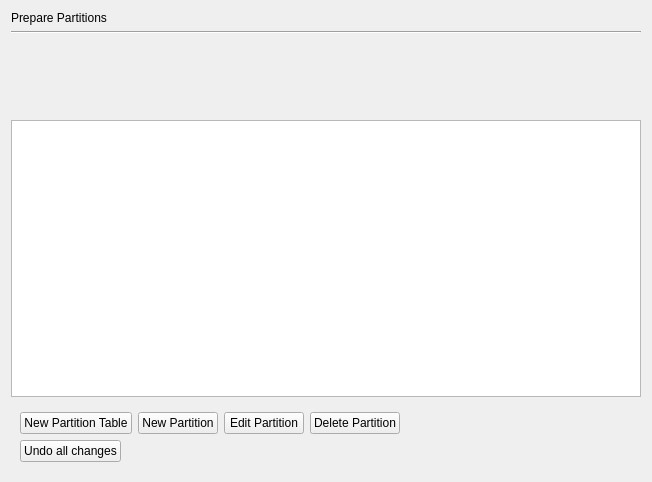
chenhan1218/ubiquity, file gui/qt/stepPartMan.ui: the form before one commit.
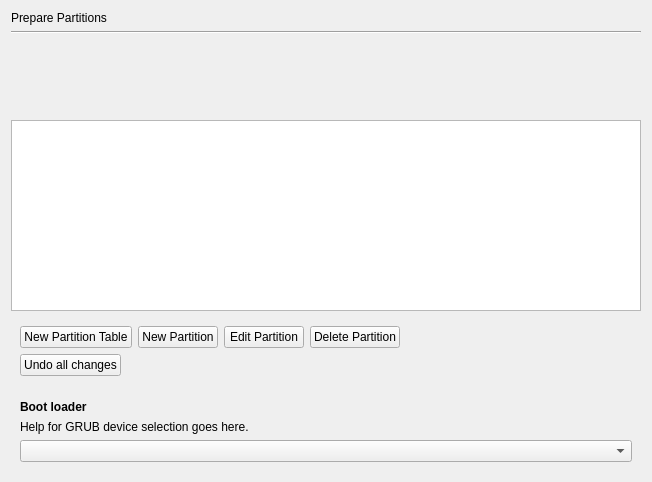
The form after the commit.

Commit message: Add the grub target device combobox to the KDE advanced partitioning page as well.

Diff of the .ui file:
```diff
--- a/gui/qt/stepPartMan.ui
+++ b/gui/qt/stepPartMan.ui
@@ -72,7 +72,14 @@
     </widget>
    </item>
    <item>
-    <widget class="QTreeView" name="partition_list_treeview"/>
+    <widget class="QTreeView" name="partition_list_treeview">
+     <property name="sizePolicy">
+      <sizepolicy hsizetype="Expanding" vsizetype="Preferred">
+       <horstretch>0</horstretch>
+       <verstretch>0</verstretch>
+      </sizepolicy>
+     </property>
+    </widget>
    </item>
    <item>
     <widget class="QWidget" name="widget_3" native="true">
@@ -156,6 +163,44 @@
      </layout>
     </widget>
    </item>
+   <item>
+    <widget class="QWidget" name="part_advanced_bootloader_frame" native="true">
+     <layout class="QVBoxLayout" name="verticalLayout_3">
+      <item>
+       <widget class="QLabel" name="bootloader_group_label">
+        <property name="sizePolicy">
+         <sizepolicy hsizetype="MinimumExpanding" vsizetype="Maximum">
+          <horstretch>0</horstretch>
+          <verstretch>0</verstretch>
+         </sizepolicy>
+        </property>
+        <property name="text">
+         <string>&lt;strong&gt;Boot loader&lt;/strong&gt;</string>
+        </property>
+       </widget>
+      </item>
+      <item>
+       <widget class="QLabel" name="grub_device_label">
+        <property name="sizePolicy">
+         <sizepolicy hsizetype="Expanding" vsizetype="Preferred">
+          <horstretch>0</horstretch>
+          <verstretch>0</verstretch>
+         </sizepolicy>
+        </property>
+        <property name="text">
+         <string>Help for GRUB device selection goes here.</string>
+        </property>
+        <property name="wordWrap">
+         <bool>true</bool>
+        </property>
+       </widget>
+      </item>
+      <item>
+       <widget class="QComboBox" name="grub_device_entry"/>
+      </item>
+     </layout>
+    </widget>
+   </item>
   </layout>
  </widget>
  <resources/>
```
The commit also changes 3 other files.
